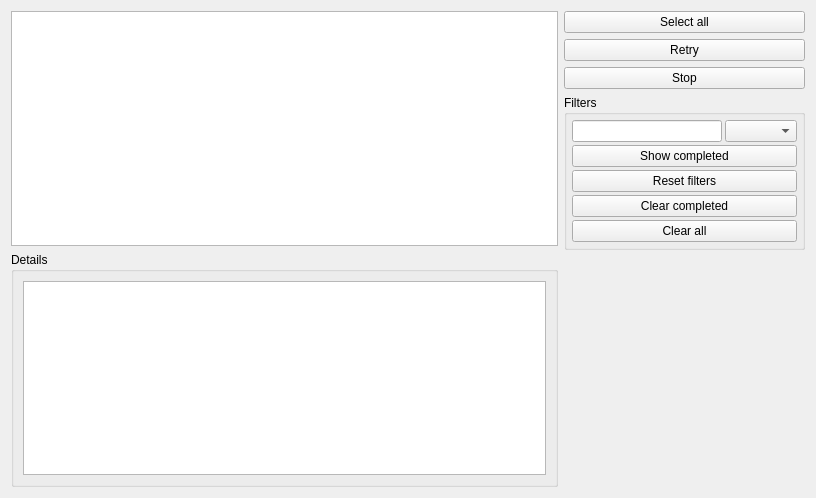
Old version of the form Libs/DICOM/Widgets/Resources/UI/ctkDICOMJobListWidget.ui in the repository commontk/CTK.
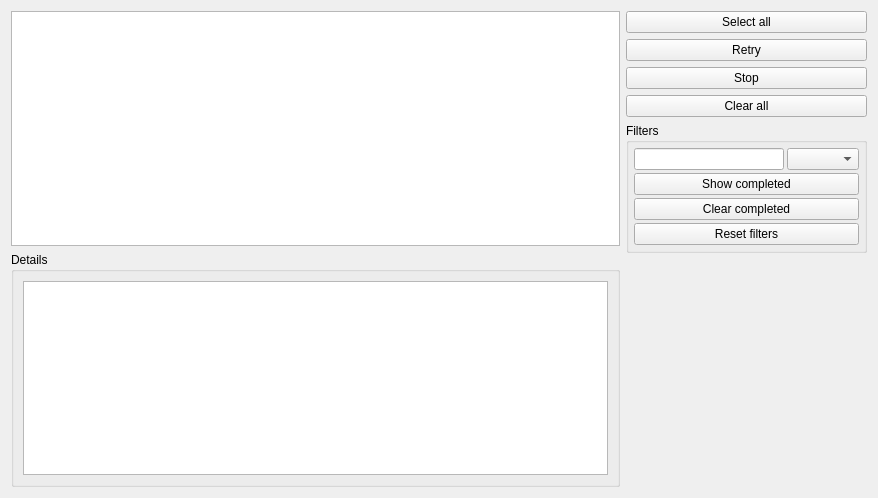
New version of the form. Icons and pictures are not drawn. Custom widgets are drawn as their Qt base class.

Commit message: ENH: Move 'Clear All' push button outside of filter group box ENH: Set 'Clear Completed' button to clear also 'Attempt Failed' jobs ENH: Set job status to 'user-stopped' when user stops jobs ENH: Set job status to 'attempt-failed' or 'failed' based on retry condition ENH: Change filter settings to reduce log noise from failed attempts ENH: Open corresponding patient widget when a job list row is clicked ENH: Improve job details formatting: adjust separators and remove spaces before ':'

What changed in the file:
```diff
--- a/Libs/DICOM/Widgets/Resources/UI/ctkDICOMJobListWidget.ui
+++ b/Libs/DICOM/Widgets/Resources/UI/ctkDICOMJobListWidget.ui
@@ -6,7 +6,7 @@
    <rect>
     <x>0</x>
     <y>0</y>
-    <width>816</width>
+    <width>878</width>
     <height>498</height>
    </rect>
   </property>
@@ -25,8 +25,8 @@
            <string>&lt;!DOCTYPE HTML PUBLIC &quot;-//W3C//DTD HTML 4.0//EN&quot; &quot;http://www.w3.org/TR/REC-html40/strict.dtd&quot;&gt;
 &lt;html&gt;&lt;head&gt;&lt;meta name=&quot;qrichtext&quot; content=&quot;1&quot; /&gt;&lt;style type=&quot;text/css&quot;&gt;
 p, li { white-space: pre-wrap; }
-&lt;/style&gt;&lt;/head&gt;&lt;body style=&quot; font-family:'Ubuntu'; font-size:11pt; font-weight:400; font-style:normal;&quot;&gt;
-&lt;p style=&quot;-qt-paragraph-type:empty; margin-top:0px; margin-bottom:0px; margin-left:0px; margin-right:0px; -qt-block-indent:0; text-indent:0px;&quot;&gt;&lt;br /&gt;&lt;/p&gt;&lt;/body&gt;&lt;/html&gt;</string>
+&lt;/style&gt;&lt;/head&gt;&lt;body style=&quot; font-family:'Ubuntu Sans'; font-size:11pt; font-weight:400; font-style:normal;&quot;&gt;
+&lt;p style=&quot;-qt-paragraph-type:empty; margin-top:0px; margin-bottom:0px; margin-left:0px; margin-right:0px; -qt-block-indent:0; text-indent:0px; font-family:'Ubuntu';&quot;&gt;&lt;br /&gt;&lt;/p&gt;&lt;/body&gt;&lt;/html&gt;</string>
           </property>
          </widget>
         </item>
@@ -79,12 +79,6 @@
        </item>
        <item>
         <widget class="ctkPushButton" name="RetryButton">
-         <property name="sizePolicy">
-          <sizepolicy hsizetype="Preferred" vsizetype="Fixed">
-           <horstretch>0</horstretch>
-           <verstretch>0</verstretch>
-          </sizepolicy>
-         </property>
          <property name="toolTip">
           <string>Retry selected canceled or failed jobs</string>
          </property>
@@ -99,12 +93,6 @@
        </item>
        <item>
         <widget class="ctkPushButton" name="StopButton">
-         <property name="sizePolicy">
-          <sizepolicy hsizetype="Preferred" vsizetype="Fixed">
-           <horstretch>0</horstretch>
-           <verstretch>0</verstretch>
-          </sizepolicy>
-         </property>
          <property name="toolTip">
           <string>Stop selected in-progress jobs</string>
          </property>
@@ -117,6 +105,20 @@
          </property>
         </widget>
        </item>
+       <item>
+        <widget class="ctkPushButton" name="ClearAllPushButton">
+         <property name="toolTip">
+          <string>Stop all the in-progress jobs and clear all entries in the table</string>
+         </property>
+         <property name="text">
+          <string>Clear all</string>
+         </property>
+         <property name="icon">
+          <iconset resource="ctkDICOMWidget.qrc">
+           <normaloff>:/Icons/delete.svg</normaloff>:/Icons/delete.svg</iconset>
+         </property>
+        </widget>
+       </item>
        <item>
         <widget class="ctkCollapsibleGroupBox" name="FiltersCollapsibleGroupBox">
          <property name="title">
@@ -145,7 +147,7 @@
             </property>
            </widget>
           </item>
-          <item row="3" column="1" colspan="3">
+          <item row="4" column="1" colspan="3">
            <widget class="ctkPushButton" name="ResetFiltersPushButton">
             <property name="toolTip">
              <string>Reset all filters to default</string>
@@ -159,19 +161,13 @@
             </property>
            </widget>
           </item>
-          <item row="4" column="1" colspan="3">
-           <widget class="ctkPushButton" name="ClearCompletedCompletedButton">
-            <property name="sizePolicy">
-             <sizepolicy hsizetype="Preferred" vsizetype="Fixed">
-              <horstretch>0</horstretch>
-              <verstretch>0</verstretch>
-             </sizepolicy>
-            </property>
+          <item row="2" column="1" colspan="3">
+           <widget class="ctkPushButton" name="ShowCompletedButton">
             <property name="toolTip">
              <string>Clear the completed jobs</string>
             </property>
             <property name="text">
-             <string>Clear completed</string>
+             <string>Show completed</string>
             </property>
             <property name="icon">
              <iconset resource="ctkDICOMWidget.qrc">
@@ -198,40 +194,17 @@
             </property>
            </widget>
           </item>
-          <item row="2" column="1" colspan="3">
-           <widget class="ctkPushButton" name="ShowCompletedButton">
-            <property name="sizePolicy">
-             <sizepolicy hsizetype="Preferred" vsizetype="Fixed">
-              <horstretch>0</horstretch>
-              <verstretch>0</verstretch>
-             </sizepolicy>
-            </property>
+          <item row="3" column="1" colspan="3">
+           <widget class="ctkPushButton" name="ClearCompletedCompletedButton">
             <property name="toolTip">
              <string>Show completed jobs</string>
             </property>
             <property name="text">
-             <string>Show completed</string>
+             <string>Clear completed</string>
             </property>
             <property name="icon">
              <iconset resource="ctkDICOMWidget.qrc">
-              <normaloff>:/Icons/visible_on.svg</normaloff>:/Icons/visible_on.svg</iconset>
-            </property>
-            <property name="checkable">
-             <bool>true</bool>
-            </property>
-           </widget>
-          </item>
-          <item row="5" column="1" colspan="3">
-           <widget class="ctkPushButton" name="ClearAllPushButton">
-            <property name="toolTip">
-             <string>Stop all the in-progress jobs and clear all entries in the table</string>
-            </property>
-            <property name="text">
-             <string>Clear all</string>
-            </property>
-            <property name="icon">
-             <iconset resource="ctkDICOMWidget.qrc">
-              <normaloff>:/Icons/delete.svg</normaloff>:/Icons/delete.svg</iconset>
+              <normaloff>:/Icons/cleaning.svg</normaloff>:/Icons/cleaning.svg</iconset>
             </property>
            </widget>
           </item>
```
Left out of the diff: 9 changed lines with no effect on the pictures. The commit also changes 15 other files.
